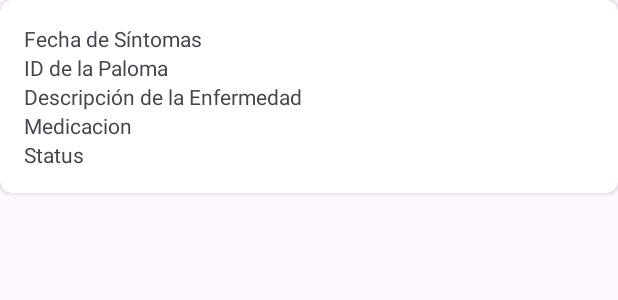
After one commit to puchis13/Palomarte, an Android app: the layout item_hospital.xml on its own in the app's theme, with its tools: preview values and no code run, on a phone screen of 412 x 824 dp. The commit adds this screen. Shown: the top 300 px of the screen. Run offline under Robolectric (Android 15) with nearby library versions, the light colour scheme and no system bars; network calls fail.

Commit message:
moycanasv.10

```diff
--- /dev/null
+++ b/app/src/main/res/layout/item_hospital.xml
@@ -0,0 +1,45 @@
+<?xml version="1.0" encoding="utf-8"?>
+<androidx.cardview.widget.CardView xmlns:android="http://schemas.android.com/apk/res/android"
+    xmlns:app="http://schemas.android.com/apk/res-auto"
+    android:layout_width="match_parent"
+    android:layout_height="wrap_content"
+    android:layout_marginBottom="8dp"
+    app:cardCornerRadius="8dp">
+
+    <LinearLayout
+        android:layout_width="match_parent"
+        android:layout_height="wrap_content"
+        android:orientation="vertical"
+        android:padding="16dp">
+
+        <TextView
+            android:id="@+id/tvFechaSintomas"
+            android:layout_width="wrap_content"
+            android:layout_height="wrap_content"
+            android:text="Fecha de Síntomas" />
+
+        <TextView
+            android:id="@+id/tvPalomaId"
+            android:layout_width="wrap_content"
+            android:layout_height="wrap_content"
+            android:text="ID de la Paloma" />
+
+        <TextView
+            android:id="@+id/tvDescripcionEnfermedad"
+            android:layout_width="wrap_content"
+            android:layout_height="wrap_content"
+            android:text="Descripción de la Enfermedad" />
+
+        <TextView
+            android:id="@+id/tvMedicacion"
+            android:layout_width="wrap_content"
+            android:layout_height="wrap_content"
+            android:text="Medicacion" />
+
+        <TextView
+            android:id="@+id/tvStatus"
+            android:layout_width="wrap_content"
+            android:layout_height="wrap_content"
+            android:text="Status" />
+    </LinearLayout>
+</androidx.cardview.widget.CardView>
```
Also changed, not shown: app/src/main/java/com/example/palomarapp/ExpedienteMedicoActivity.kt (+58 -9 lines), app/src/main/java/com/example/palomarapp/Hospital.kt (added, +8 -0 lines), app/src/main/java/com/example/palomarapp/HospitalAdapter.kt (added, +47 -0 lines), app/src/main/res/layout/activity_expediente_medico.xml (+8 -1 lines).
